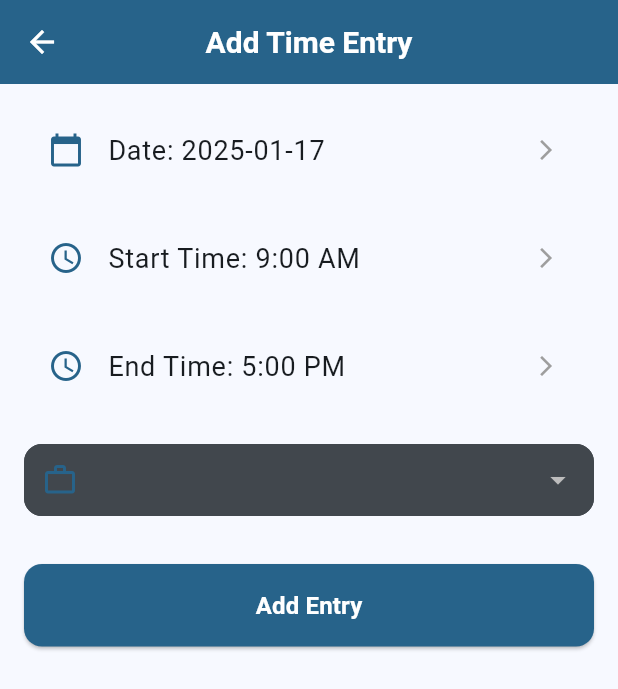
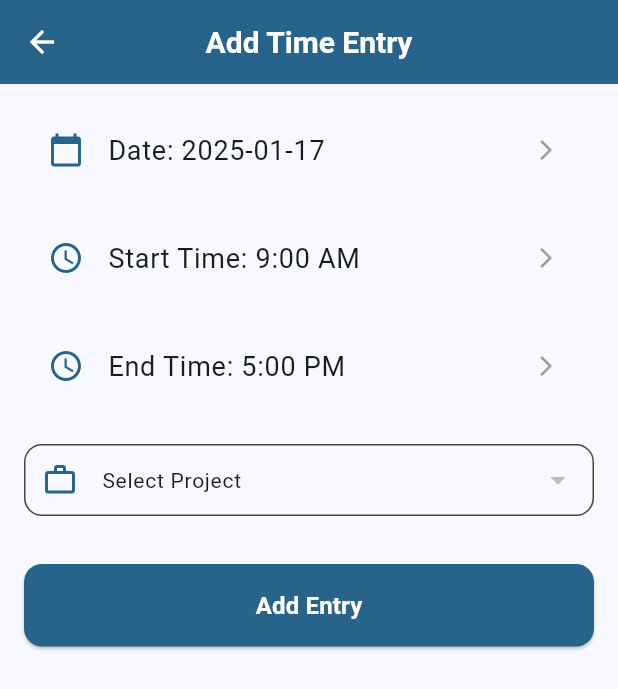
Before and after one commit to morgan-mcnabb/timesheettracker, a Flutter app: the screen it shows after launch, after a tap on the "add" icon, on a phone screen of 412 x 824 dp. Shown: the top 689 px of the screen. Run offline on Flutter 3.47's test engine with Material 3 defaults, Android fonts, the phone set to English and light mode, and no system bars; missing offline and left inert: dotenv.

Commit message:
ui fixed

```diff
--- a/lib/main.dart
+++ b/lib/main.dart
@@ -25,15 +25,6 @@ class MyApp extends StatelessWidget {
     return MaterialApp(
       title: 'Timesheet Tracker',
       debugShowCheckedModeBanner: false,
-      /*theme: ThemeData(
-        colorScheme: ColorScheme.fromSeed(seedColor: Colors.lightBlueAccent),
-        useMaterial3: true,
-        textTheme: const TextTheme(
-          headlineMedium:
-              TextStyle(fontSize: 20.0, fontWeight: FontWeight.bold),
-          bodySmall: TextStyle(fontSize: 16.0),
-        ),
-      ),*/
       theme: appTheme(),
       home: const MainNavigation(),
     );
@@ -140,12 +131,10 @@ class EntriesPage extends StatelessWidget {
     final timesheet = Provider.of<TimesheetModel>(context);
     final List<TimeEntry> timeEntries = timesheet.timeEntries;
     final colorScheme = Theme.of(context).colorScheme;
-    final textTheme = Theme.of(context).textTheme;
 
     return Scaffold(
       appBar: AppBar(
         title: const Text('All Time Entries'),
-        backgroundColor: Colors.deepPurple,
       ),
       body: timeEntries.isEmpty
           ? const Center(
@@ -168,7 +157,7 @@ class EntriesPage extends StatelessWidget {
                   child: ListTile(
                     leading: Icon(
                       Icons.work,
-                      color: Colors.deepPurple[700],
+                      color: colorScheme.primary,
                       size: 30,
                     ),
                     title: Text(
--- a/lib/pages/dashboard_tab.dart
+++ b/lib/pages/dashboard_tab.dart
@@ -90,8 +90,21 @@ class ClockSection extends StatelessWidget {
                   onPressed: () {
                     _showClockInDialog(context, timesheet);
                   },
-                  icon: const Icon(Icons.play_arrow, size: 20),
-                  label: const Text('Clock In'),
+                  icon: Icon(Icons.play_arrow, size: 20, color: colorScheme.onPrimary),
+                  label: Text('Clock In',
+                  style: textTheme.labelLarge?.copyWith(
+                    color: colorScheme.onPrimary,
+                    fontSize: 14,
+                    fontWeight: FontWeight.bold,
+                    ),
+                  ),
+                  style: ElevatedButton.styleFrom(
+                    backgroundColor: colorScheme.primary,
+                    padding: const EdgeInsets.symmetric(horizontal: 16.0, vertical: 12.0),
+                    shape: RoundedRectangleBorder(
+                      borderRadius: BorderRadius.circular(8.0),
+                    ),
+                  ),
                 ),
               )
             else
@@ -125,33 +138,33 @@ class ClockSection extends StatelessWidget {
                             timesheet.pauseClock();
                           }
                         },
-                        icon: Icon(isPaused ? Icons.play_arrow : Icons.pause, size: 20),
+                        icon: Icon(isPaused ? Icons.play_arrow : Icons.pause, size: 18, color: colorScheme.onPrimary),
                         label: Text(isPaused ? 'Resume' : 'Pause'),
                         style: ElevatedButton.styleFrom(
-                          backgroundColor: isPaused ? colorScheme.secondary : colorScheme.primary,
+                          backgroundColor: isPaused ? Colors.green[700] : colorScheme.primary,
                           foregroundColor: colorScheme.onPrimary,
-                          padding: const EdgeInsets.symmetric(horizontal: 12.0, vertical: 8.0),
+                          padding: const EdgeInsets.symmetric(horizontal: 16.0, vertical: 12.0),
                           shape: RoundedRectangleBorder(
                             borderRadius: BorderRadius.circular(8.0),
                           ),
-                          textStyle: textTheme.labelLarge?.copyWith(fontSize: 12, fontWeight: FontWeight.bold),
+                          textStyle: textTheme.labelLarge?.copyWith(fontSize: 14, fontWeight: FontWeight.bold),
                         ),
                       ),
-                      const SizedBox(width: 12),
+                      const SizedBox(width: 16),
                       ElevatedButton.icon(
                         onPressed: () {
                           timesheet.clockOut();
                         },
-                        icon: const Icon(Icons.stop, size: 20),
+                        icon: Icon(Icons.stop, size: 18, color: colorScheme.onPrimary),
                         label: const Text('Clock Out'),
                         style: ElevatedButton.styleFrom(
-                          backgroundColor: colorScheme.error,
-                          foregroundColor: colorScheme.onError,
-                          padding: const EdgeInsets.symmetric(horizontal: 12.0, vertical: 8.0),
+                          backgroundColor: Colors.red,
+                          foregroundColor: colorScheme.onPrimary,
+                          padding: const EdgeInsets.symmetric(horizontal: 16.0, vertical: 12.0),
                           shape: RoundedRectangleBorder(
                             borderRadius: BorderRadius.circular(8.0),
                           ),
-                          textStyle: textTheme.labelLarge?.copyWith(fontSize: 12, fontWeight: FontWeight.bold),
+                          textStyle: textTheme.labelLarge?.copyWith(fontSize: 14, fontWeight: FontWeight.bold),
                         ),
                       ),
                     ],
--- a/lib/pages/entries_page.dart
+++ b/lib/pages/entries_page.dart
@@ -34,8 +34,8 @@ class EntriesPage extends StatelessWidget {
                 return Card(
                   child: ListTile(
                     leading: Icon(
-                      Icons.work,
-                      color: colorScheme.primary,
+                      Icons.business,
+                      color: Colors.blue,
                       size: 30,
                     ),
                     title: Text(
--- a/lib/pages/summary_tab.dart
+++ b/lib/pages/summary_tab.dart
@@ -28,7 +28,7 @@ class SummaryTab extends StatelessWidget {
         ),
         children: [
           Card(
-            color: colorScheme.primary.withValues(alpha: 0.1),
+            color: Colors.grey[400],
             shape: RoundedRectangleBorder(
               borderRadius: BorderRadius.circular(12.0),
             ),
@@ -55,7 +55,7 @@ class SummaryTab extends StatelessWidget {
             ),
           ),
           Card(
-            color: colorScheme.secondary.withValues(alpha: 0.1),
+            color: Colors.grey[400],
             shape: RoundedRectangleBorder(
               borderRadius: BorderRadius.circular(12.0),
             ),
@@ -66,7 +66,7 @@ class SummaryTab extends StatelessWidget {
                 crossAxisAlignment: CrossAxisAlignment.start,
                 children: [
                   Icon(Icons.attach_money,
-                      color: colorScheme.secondary, size: 40),
+                      color: colorScheme.primary, size: 40),
                   const SizedBox(height: 16),
                   Text(
                     'Total Earnings',
@@ -77,7 +77,7 @@ class SummaryTab extends StatelessWidget {
                     '\$${totalEarnings.toStringAsFixed(2)}',
                     style: textTheme.headlineMedium?.copyWith(
                       fontWeight: FontWeight.bold,
-                      color: colorScheme.secondary,
+                      color: colorScheme.primary,
                     ),
                   ),
                 ],
--- a/lib/styles.dart
+++ b/lib/styles.dart
@@ -90,18 +90,18 @@ ThemeData appTheme() {
     ),
     inputDecorationTheme: InputDecorationTheme(
       filled: true,
-      fillColor: colorScheme.onSurfaceVariant,
+      fillColor: colorScheme.surface,
       contentPadding: const EdgeInsets.symmetric(vertical: 12.0, horizontal: 16.0),
       border: OutlineInputBorder (
         borderRadius: BorderRadius.circular(12.0),
         borderSide: const BorderSide(),
       ),
       labelStyle: TextStyle (
-        color: colorScheme.onSurfaceVariant,
+        color: colorScheme.onSurface,
         fontSize: 14.0,
       ),
       hintStyle: TextStyle (
-        color: colorScheme.onSurfaceVariant.withValues(alpha: 0.6),
+        color: colorScheme.onSurface.withValues(alpha: 0.6),
         fontSize: 14.0,
       ),
       errorStyle: const TextStyle(
```
